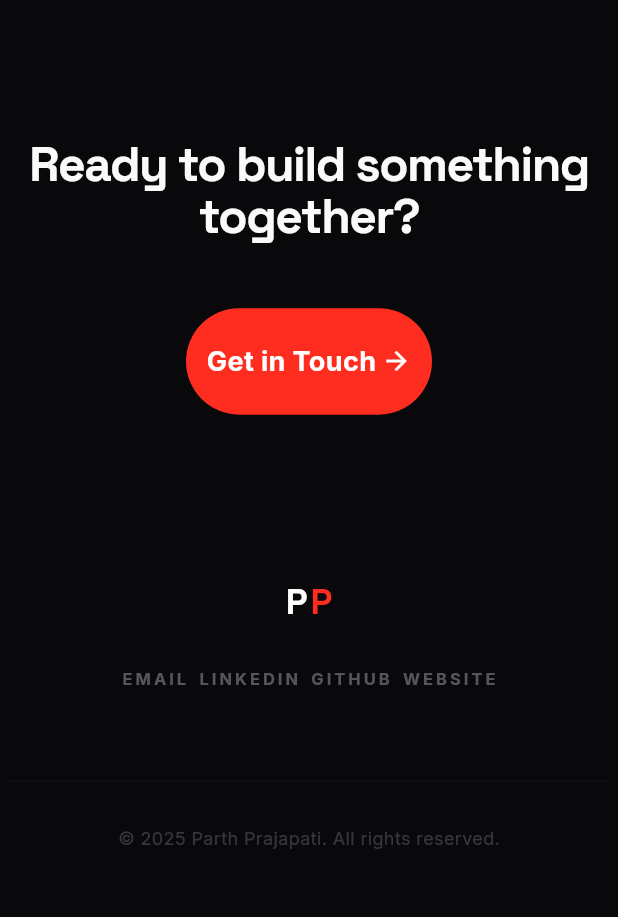
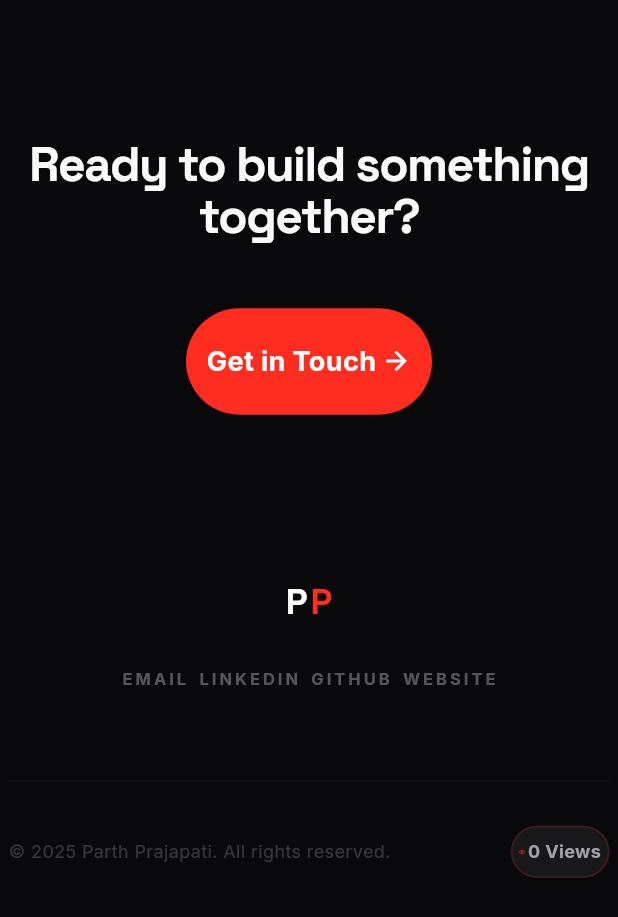
Before and after one commit to parthsp33/parth-resume-app, a Flutter app: the ContactSection widget shown alone on an empty page, opened directly, on a phone screen of 412 x 824 dp. Shown: the top 917 px of the screen. Run offline on Flutter 3.47's test engine with Material 3 defaults, Android fonts, the phone set to English and light mode, and no system bars; drawn by our look-alikes of flutter_animate; our stand-ins replace firebase_core, firebase_database, fl_chart, flutter_screenutil, font_awesome_flutter, google_fonts and 1 more; accounts and stored records are empty.

Commit message:
feat: implement real-time visitor count with Firebase Realtime DB

```diff
--- a/lib/main.dart
+++ b/lib/main.dart
@@ -1,5 +1,7 @@
 import 'package:flutter/material.dart';
 import 'package:flutter_screenutil/flutter_screenutil.dart';
+import 'package:firebase_core/firebase_core.dart';
+import 'firebase_options.dart';
 import 'package:my_resume_app/config/theme.dart';
 import 'package:my_resume_app/screen/home_screen.dart';
 
@@ -8,6 +10,9 @@ final ValueNotifier<ThemeMode> themeNotifier = ValueNotifier(ThemeMode.dark);
 
 void main() async {
   WidgetsFlutterBinding.ensureInitialized();
+  await Firebase.initializeApp(
+    options: DefaultFirebaseOptions.currentPlatform,
+  );
   await ScreenUtil.ensureScreenSize();
   runApp(const MyApp());
 }
--- a/lib/screen/home_screen.dart
+++ b/lib/screen/home_screen.dart
@@ -7,6 +7,7 @@ import '../widgets/sections/skills_section.dart';
 import '../widgets/sections/projects_section.dart';
 import '../widgets/sections/contact_section.dart';
 import '../widgets/sections/achievements_section.dart';
+import '../services/visitor_service.dart';
 
 class HomeScreen extends StatefulWidget {
   const HomeScreen({super.key});
@@ -25,6 +26,17 @@ class _HomeScreenState extends State<HomeScreen> {
   final GlobalKey _projectsKey = GlobalKey();
   final GlobalKey _skillsKey = GlobalKey();
   final GlobalKey _contactKey = GlobalKey();
+
+  @override
+  void initState() {
+    super.initState();
+    _initVisitorCount();
+  }
+
+  Future<void> _initVisitorCount() async {
+    // Only increment once per session load
+    await VisitorService().incrementVisitorCount();
+  }
 
   void _scrollToSection(GlobalKey key) {
     final context = key.currentContext;
--- /dev/null
+++ b/lib/services/visitor_service.dart
@@ -0,0 +1,41 @@
+import 'package:flutter/foundation.dart';
+import 'package:firebase_database/firebase_database.dart';
+
+class VisitorService {
+  final DatabaseReference _dbRef = FirebaseDatabase.instance.ref('visitor_count');
+
+  /// Safely increments the visitor count by 1 using a transaction.
+  Future<void> incrementVisitorCount() async {
+    try {
+      await _dbRef.runTransaction((Object? currentData) {
+        if (currentData == null) {
+          return Transaction.success(1); // Initialize if it doesn't exist
+        }
+
+        if (currentData is int) {
+          return Transaction.success(currentData + 1);
+        } else if (currentData is Map) {
+          // Sometimes Firebase returns it as a map, handling safety
+          return Transaction.success((currentData['count'] ?? 0) + 1);
+        }
+
+        return Transaction.success(1); // Fallback
+      });
+    } catch (e) {
+      debugPrint('Error incrementing visitor count: \$e');
+    }
+  }
+
+  /// Returns a stream of the current visitor count.
+  Stream<int> getVisitorCountStream() {
+    return _dbRef.onValue.map((event) {
+      final data = event.snapshot.value;
+      if (data is int) {
+        return data;
+      } else if (data is Map) {
+        return (data['count'] ?? 0) as int;
+      }
+      return 0; // Default if null or unknown format
+    });
+  }
+}
--- a/lib/widgets/sections/contact_section.dart
+++ b/lib/widgets/sections/contact_section.dart
@@ -1,10 +1,11 @@
 import 'package:flutter/material.dart';
 import 'package:flutter_screenutil/flutter_screenutil.dart';
+import 'package:url_launcher/url_launcher.dart';
 import '../../config/resume_data.dart';
-import 'package:url_launcher/url_launcher.dart';
 import '../../const/color.dart';
 import '../section_reveal.dart';
 import '../hover_scale.dart';
+import '../visitor_counter.dart';
 
 class ContactSection extends StatelessWidget {
   const ContactSection({super.key});
@@ -76,12 +77,19 @@ class ContactSection extends StatelessWidget {
              color: Theme.of(context).textTheme.bodyLarge?.color?.withValues(alpha: 0.05),
           ),
           SizedBox(height: 32.h),
+          Row(
+            mainAxisAlignment: MainAxisAlignment.spaceBetween,
+            crossAxisAlignment: CrossAxisAlignment.center,
+            children: [
               Text(
                 '© 2025 ${ResumeData.name}. All rights reserved.',
                 style: TextStyle(
                   color: Theme.of(context).textTheme.bodyLarge?.color?.withValues(alpha: 0.3),
                   fontSize: isMobile ? 12 : 12.sp,
                 ),
+              ),
+              const VisitorCounter(),
+            ],
           ),
         ],
       ),
--- /dev/null
+++ b/lib/widgets/visitor_counter.dart
@@ -0,0 +1,57 @@
+import 'package:flutter/material.dart';
+import 'package:flutter_screenutil/flutter_screenutil.dart';
+import '../../services/visitor_service.dart';
+import '../../const/color.dart';
+import 'package:font_awesome_flutter/font_awesome_flutter.dart';
+
+class VisitorCounter extends StatelessWidget {
+  const VisitorCounter({super.key});
+
+  @override
+  Widget build(BuildContext context) {
+    bool isMobile = MediaQuery.of(context).size.width < 700;
+
+    return StreamBuilder<int>(
+      stream: VisitorService().getVisitorCountStream(),
+      builder: (context, snapshot) {
+        // We only want to show the counter if we have data
+        if (!snapshot.hasData || snapshot.data == null) {
+          return const SizedBox.shrink();
+        }
+
+        final int count = snapshot.data!;
+
+        return Container(
+          padding: EdgeInsets.symmetric(horizontal: 16.w, vertical: 8.h),
+          decoration: BoxDecoration(
+            color: Theme.of(context).cardColor,
+            borderRadius: BorderRadius.circular(100),
+            border: Border.all(
+              color: AppColors.primary.withValues(alpha: 0.2),
+              width: 1,
+            ),
+          ),
+          child: Row(
+            mainAxisSize: MainAxisSize.min,
+            children: [
+              Icon(
+                FontAwesomeIcons.eye,
+                size: isMobile ? 12.sp : 14.sp,
+                color: AppColors.primary,
+              ),
+              SizedBox(width: 8.w),
+              Text(
+                '$count Views',
+                style: Theme.of(context).textTheme.bodyMedium?.copyWith(
+                  fontWeight: FontWeight.bold,
+                  fontSize: isMobile ? 12 : 14.sp,
+                  color: Theme.of(context).textTheme.bodyLarge?.color,
+                ),
+              ),
+            ],
+          ),
+        );
+      },
+    );
+  }
+}
--- a/pubspec.yaml
+++ b/pubspec.yaml
@@ -34,7 +34,7 @@ dependencies:
   # The following adds the Cupertino Icons font to your application.
   # Use with the CupertinoIcons class for iOS style icons.
   cupertino_icons: ^1.0.8
-  firebase_core: ^3.12.1
+  firebase_core: ^3.15.2
   flutter_lints: ^5.0.0
   flutter_screenutil: ^5.9.3
   google_fonts: ^6.1.0    # For custom fonts
@@ -44,6 +44,7 @@ dependencies:
   fl_chart: ^1.1.1
   flutter_animate: ^4.5.2
   visibility_detector: ^0.4.0+2
+  firebase_database: ^11.3.10
 
 dev_dependencies:
   flutter_test:
```
Also changed, not shown: lib/firebase_options.dart, pubspec.lock, 1 other file. Lines whose indentation alone changed are shown as unchanged.
